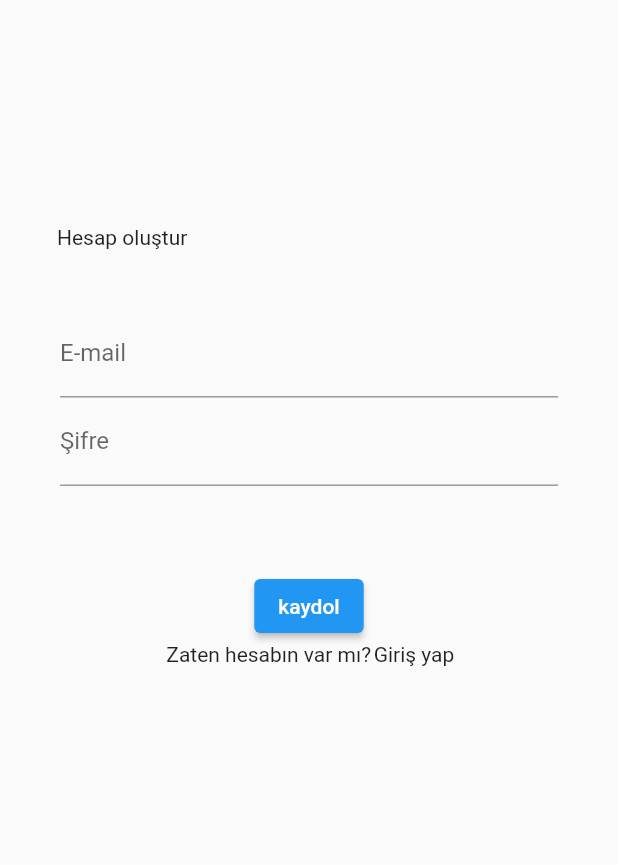
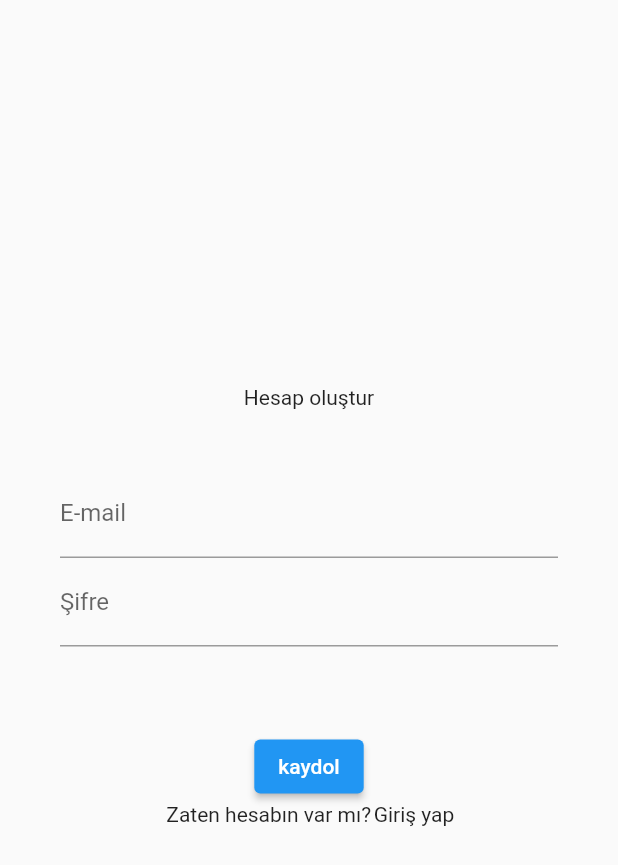
Before and after one commit to Tugcenaz/flutter_maps, a Flutter app: the RegisterPage screen opened directly, on a phone screen of 412 x 824 dp. Shown: the top 865 px of the screen. Run offline on Flutter 3.47's test engine with Material 2 defaults, Android fonts, the phone set to English and light mode, and no system bars; our stand-ins replace cloud_firestore, firebase_auth, firebase_core, firebase_storage, flutter_dotenv, flutter_screenutil and 6 more; accounts and stored records are empty.

```diff
--- a/lib/app/view/register_user/register_page.dart
+++ b/lib/app/view/register_user/register_page.dart
@@ -25,12 +25,9 @@ class RegisterPage extends StatelessWidget {
   @override
   Widget build(BuildContext context) {
     return Scaffold(
-      resizeToAvoidBottomInset: false,
-      body: Padding(
-            padding:const EdgeInsets.symmetric(vertical: 150),
-            child: Column(
-              crossAxisAlignment: CrossAxisAlignment.start,
-              mainAxisAlignment: MainAxisAlignment.start,
+      body: Column(
+        crossAxisAlignment: CrossAxisAlignment.center,
+        mainAxisAlignment: MainAxisAlignment.center,
         children: [
           const Padding(
             padding: EdgeInsets.symmetric(horizontal: 38),
@@ -43,7 +40,7 @@ class RegisterPage extends StatelessWidget {
             child: Padding(
               padding: const EdgeInsets.all(40),
               child: Column(
-                      mainAxisAlignment: MainAxisAlignment.spaceEvenly,
+                mainAxisAlignment: MainAxisAlignment.center,
                 children: [
                   TextFormField(
                     decoration: const InputDecoration(
@@ -86,7 +83,6 @@ class RegisterPage extends StatelessWidget {
           _buildContainer(),
         ],
       ),
-          ),
 
     );
   }
--- a/lib/main.dart
+++ b/lib/main.dart
@@ -1,5 +1,6 @@
 import 'package:firebase_core/firebase_core.dart';
 import 'package:flutter/material.dart';
+import 'package:flutter_dotenv/flutter_dotenv.dart';
 import 'package:flutter_maps/app/bindings/initial_bindings.dart';
 import 'package:flutter_maps/app/view/landing_page.dart';
 import 'package:flutter_maps/app/view/maps_view.dart';
@@ -10,6 +11,7 @@ import 'firebase_options.dart';
 void main() async{
   WidgetsFlutterBinding.ensureInitialized();
   InitialBindings().dependencies();
+  await dotenv.load(fileName: ".env");
   await Firebase.initializeApp(
     options: DefaultFirebaseOptions.currentPlatform,
   );
@@ -29,7 +31,7 @@ class MyApp extends StatelessWidget {
         return GetMaterialApp(
           initialBinding: InitialBindings(),
           debugShowCheckedModeBanner: false,
-          home: MapsView(),
+          home: LandingPage(),
         );
       }
     );
--- a/pubspec.yaml
+++ b/pubspec.yaml
@@ -47,6 +47,7 @@ dependencies:
   google_fonts: ^5.1.0
   flutter_svg: ^2.0.7
   flutter_screenutil: ^5.9.0
+  flutter_dotenv: ^5.1.0
 
 
 dev_dependencies:
@@ -74,6 +75,7 @@ flutter:
   # To add assets to your application, add an assets section, like this:
   assets:
     - assets/icons/
+    - .env
   #   - images/a_dot_ham.jpeg
 
   # An image asset can refer to one or more resolution-specific "variants", see
```
Also changed, not shown: lib/app/view/landing_page.dart (+8 -5 lines), lib/app/view/register_user/sign_in_page.dart (added, +14 -0 lines), lib/firebase_options.dart, pubspec.lock, 9 other files. Lines whose indentation alone changed are shown as unchanged.
